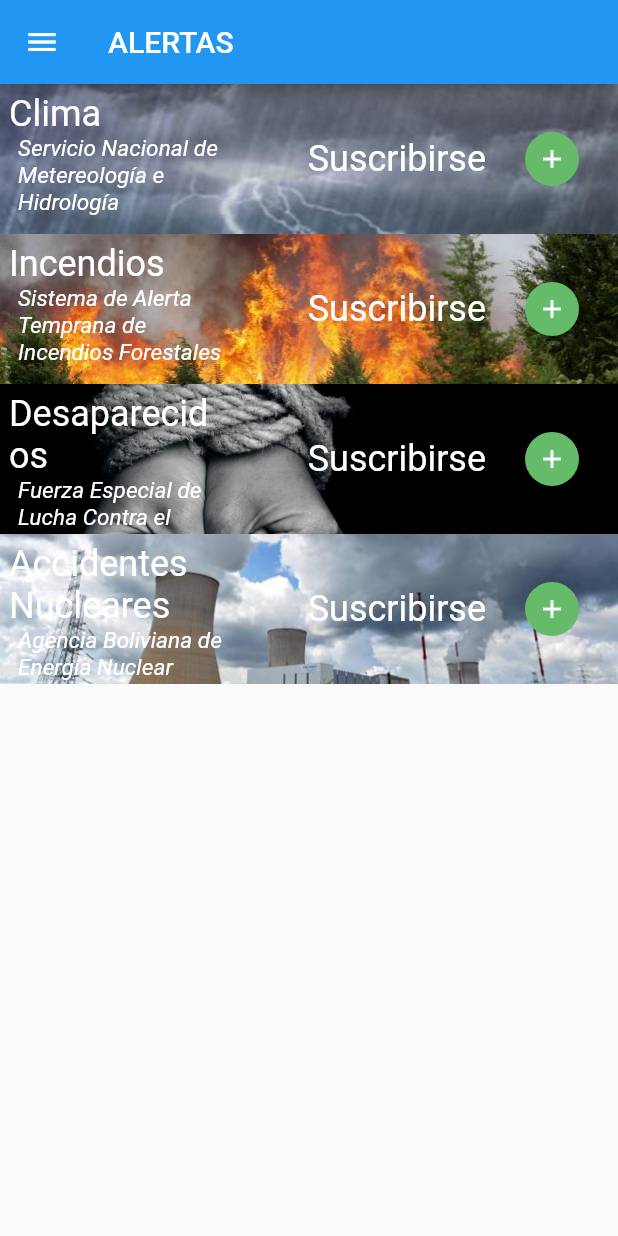
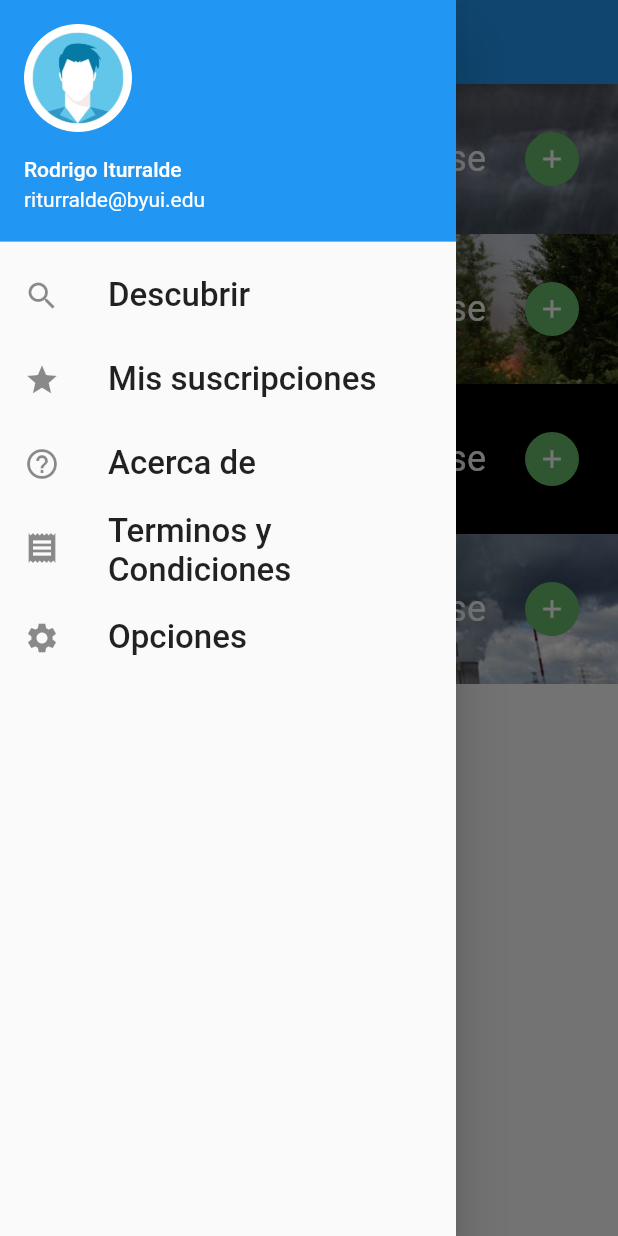
Before and after one commit to riturralde/alerta-bolivia, a Flutter app: the screen it shows after launch, with the side drawer open (before the commit the screen has no drawer), on a phone screen of 412 x 824 dp. Run offline on Flutter 3.47's test engine with Material 2 defaults, Android fonts, the phone set to English and light mode, and no system bars.

Commit message:
Drawer menu added

```diff
--- a/app/lib/main.dart
+++ b/app/lib/main.dart
@@ -68,7 +68,7 @@ class MyApp extends StatelessWidget {
       ),
       home: Scaffold(
         appBar: AppBar(
-          leading: Icon(Icons.menu),
+          // leading: Icon(Icons.menu),
           title: Text(
             'ALERTAS',
             textAlign: TextAlign.center,
@@ -80,9 +80,40 @@ class MyApp extends StatelessWidget {
             WideCard(incendios),
             WideCard(desaparecidos),
             WideCard(nuclear),
-
-
           ],
+        ),
+        drawer: new Drawer(
+          child: ListView(
+            children: <Widget>[
+              new UserAccountsDrawerHeader(
+                accountName: Text('Rodrigo Iturralde'),
+                accountEmail: Text('riturralde@byui.edu'),
+                currentAccountPicture: CircleAvatar(
+                  backgroundImage: AssetImage('assets/avatar.jpeg'),
+                ),
+              ),
+              new ListTile(
+                leading: Icon(Icons.search),
+                title: Text('Descubrir', style: TextStyle(fontSize: 22.0),),
+              ),
+              new ListTile(
+                leading: Icon(Icons.star),
+                title: Text('Mis suscripciones', style: TextStyle(fontSize: 22.0),),
+              ),
+              new ListTile(
+                leading: Icon(Icons.help_outline),
+                title: Text('Acerca de', style: TextStyle(fontSize: 22.0),),
+              ),
+              new ListTile(
+                leading: Icon(Icons.receipt),
+                title: Text('Terminos y Condiciones', style: TextStyle(fontSize: 22.0),),
+              ),
+              new ListTile(
+                leading: Icon(Icons.settings),
+                title: Text('Opciones', style: TextStyle(fontSize: 22.0),),
+              )
+            ],
+          ),
         ),
       ),
     );
--- a/app/pubspec.yaml
+++ b/app/pubspec.yaml
@@ -48,6 +48,7 @@ flutter:
     - assets/uv.jpeg
     - assets/desborde.jpeg
     - assets/incendios.jpeg
+    - assets/avatar.jpeg
   #  - images/a_dot_ham.jpeg
 
   # An image asset can refer to one or more resolution-specific "variants", see
```
Also changed, not shown: app/assets/avatar.jpeg (added).
